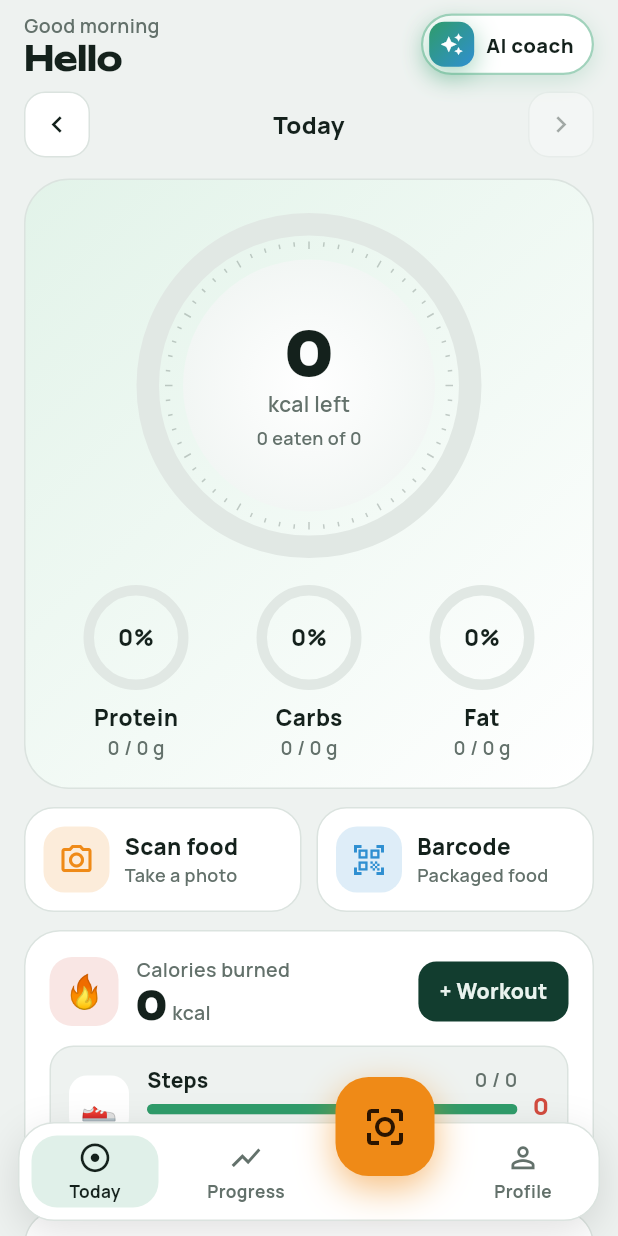
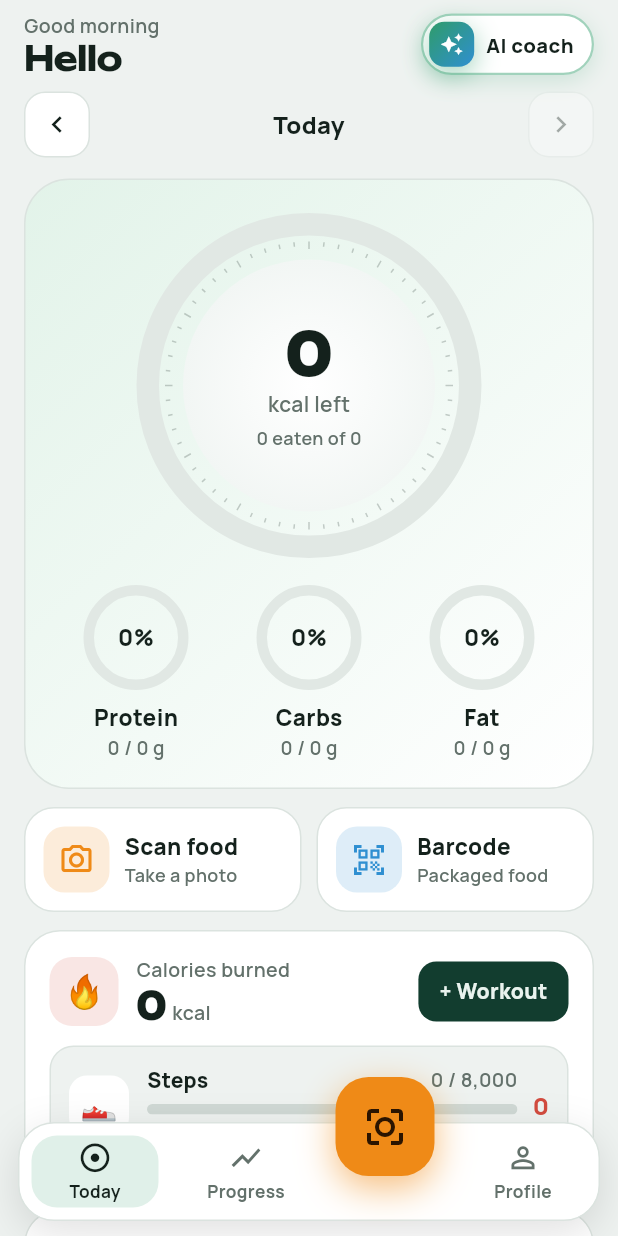
Before and after one commit to digitalnova0101/ai-calorie-counter, a Flutter app: the screen it shows once a user with an empty profile is signed in, on a phone screen of 412 x 824 dp. Run offline on Flutter 3.47's test engine with Material 3 defaults, Android fonts, the phone set to English and light mode, and no system bars; our stand-ins replace cloud_firestore, firebase_auth, firebase_core, flutter_local_notifications, google_fonts, image_picker and 3 more; missing offline and left inert: health, mobile_scanner; accounts and stored records are empty; generated files the repository leaves out were written again; statements that could not run were skipped.

Commit message:
Step goal follows the user's goal and activity; instant water +/- with cleaner glasses
Co-Authored-By: Claude Opus 5.5 <noreply@anthropic.com>
Claude-Session: https://claude.ai/code/session_01Rdj6vh2Tx9fWtGtxr2n8ac

```diff
--- a/app/lib/models.dart
+++ b/app/lib/models.dart
@@ -75,6 +75,7 @@ class Profile {
   final FastState fast;
   final String targetDate; // yyyy-MM-dd, '' when not set
   final List<String> allergies, concerns;
+  final bool stepGoalCustom; // true when the user typed their own step goal
 
   const Profile({
     required this.name,
@@ -91,6 +92,7 @@ class Profile {
     this.targetDate = '',
     this.allergies = const [],
     this.concerns = const [],
+    this.stepGoalCustom = false,
   });
 
   factory Profile.fromMap(Map<String, dynamic> m) => Profile(
@@ -108,6 +110,7 @@ class Profile {
         targetDate: '${m['targetDate'] ?? ''}',
         allergies: ((m['allergies'] as List?) ?? []).map((e) => '$e').toList(),
         concerns: ((m['concerns'] as List?) ?? []).map((e) => '$e').toList(),
+        stepGoalCustom: m['stepGoalCustom'] == true,
       );
 
   Map<String, dynamic> toMap() => {
@@ -124,6 +127,7 @@ class Profile {
         'targetDate': targetDate,
         'allergies': allergies,
         'concerns': concerns,
+        'stepGoalCustom': stepGoalCustom,
       };
 }
 
--- a/app/lib/screens/activity_sheets.dart
+++ b/app/lib/screens/activity_sheets.dart
@@ -218,7 +218,7 @@ class _StepsSheetState extends State<_StepsSheet> {
     if (!mounted) return;
     Navigator.pop(context);
     messenger.showSnackBar(SnackBar(
-        content: Text(widget.current < widget.profile.stepGoal && _steps >= widget.profile.stepGoal
+        content: Text(widget.current < stepGoalOf(widget.profile) && _steps >= stepGoalOf(widget.profile)
             ? 'Step goal done! 🎉'
             : 'Steps saved')));
   }
--- a/app/lib/screens/onboarding_screen.dart
+++ b/app/lib/screens/onboarding_screen.dart
@@ -131,6 +131,7 @@ class _OnboardingScreenState extends State<OnboardingScreen> {
       goal: _goal,
       targetWeightKg: _goal == 'maintain' ? weight : _num(_target),
       stepGoal: widget.initial?.stepGoal ?? 8000,
+      stepGoalCustom: widget.initial?.stepGoalCustom ?? false,
       targetDate: _goal == 'maintain' || _date == null ? '' : dayKey(_date!),
       allergies: _allergies.where((x) => x != 'none').toList(),
       concerns: _concerns.where((x) => x != 'none').toList(),
--- a/app/lib/screens/profile_screen.dart
+++ b/app/lib/screens/profile_screen.dart
@@ -4,6 +4,7 @@ import 'package:flutter/material.dart';
 import '../models.dart';
 import '../services/db.dart';
 import '../services/device.dart';
+import '../services/goals.dart';
 import '../theme.dart';
 import '../widgets/graphics.dart';
 import '../widgets/premium.dart';
@@ -20,7 +21,7 @@ class ProfileScreen extends StatefulWidget {
 class _ProfileScreenState extends State<ProfileScreen> {
   bool _bf = false, _water = false, _w = false, _steps = false;
   String _bfTime = '08:30', _wTime = '07:30';
-  late final _stepGoal = TextEditingController(text: '${widget.profile.stepGoal}');
+  late final _stepGoal = TextEditingController(text: '${stepGoalOf(widget.profile)}');
 
   @override
   void initState() {
--- a/app/lib/screens/progress_screen.dart
+++ b/app/lib/screens/progress_screen.dart
@@ -243,7 +243,7 @@ class _ProgressScreenState extends State<ProgressScreen> {
                   BarChart(
                     labels: labels,
                     values: week.map((d) => d.steps.toDouble()).toList(),
-                    goal: prof.stepGoal.toDouble(),
+                    goal: stepGoalOf(prof).toDouble(),
                     under: p.water,
                     over: p.leaf,
                     highlight: todayIdx,
--- a/app/lib/screens/today_screen.dart
+++ b/app/lib/screens/today_screen.dart
@@ -2,6 +2,7 @@ import 'dart:async';
 import 'dart:math' as math;
 
 import 'package:flutter/material.dart';
+import 'package:flutter/services.dart';
 import 'package:image_picker/image_picker.dart';
 
 import '../models.dart';
@@ -224,46 +225,73 @@ class _TodayScreenState extends State<TodayScreen> {
                   Expanded(
                     child: Column(crossAxisAlignment: CrossAxisAlignment.start, children: [
                       const H2('Water'),
-                      Muted(log.waterMl >= g.waterMl
-                          ? '${(log.waterMl / 1000).toStringAsFixed(2)} L, goal done ✓${log.waterMl > g.waterMl ? ' (+${((log.waterMl - g.waterMl) / 1000).toStringAsFixed(2)} L)' : ''}'
-                          : '${(log.waterMl / 1000).toStringAsFixed(2)} of ${(g.waterMl / 1000).toStringAsFixed(1)} L'),
-                      const SizedBox(height: 6),
-                      Wrap(
+                      () {
+                        final goalGl = math.max(1, (g.waterMl / 250).ceil());
+                        final gl = log.waterMl ~/ 250, extra = math.max(0, gl - goalGl);
+                        return Column(crossAxisAlignment: CrossAxisAlignment.start, children: [
+                          Text.rich(TextSpan(children: [
+                            TextSpan(
+                                text: '${(log.waterMl / 1000).toStringAsFixed(2)} L',
+                                style: TextStyle(fontWeight: FontWeight.w800, color: p.ink)),
+                            TextSpan(
+                                text: log.waterMl >= g.waterMl ? '  Goal done ✓' : ' of ${(g.waterMl / 1000).toStringAsFixed(2)} L',
+                                style: TextStyle(color: log.waterMl >= g.waterMl ? p.leaf : p.muted, fontWeight: FontWeight.w700)),
+                          ])),
+                          const SizedBox(height: 8),
+                          // one icon per 250 ml glass up to the goal; extra glasses show as "+N"
+                          Row(children: [
+                            Flexible(
+                              child: Wrap(
                                 spacing: 3,
                                 runSpacing: 3,
-                        // one icon per 250 ml glass; past the goal each extra glass adds an icon
                                 children: List.generate(
-                          math.max((g.waterMl / 250).ceil(), log.waterMl ~/ 250),
+                                  goalGl,
                                   (i) => AnimatedContainer(
-                            duration: const Duration(milliseconds: 300),
+                                    duration: const Duration(milliseconds: 250),
                                     width: 10,
-                            height: 14,
+                                    height: 15,
                                     decoration: BoxDecoration(
-                              color: i < log.waterMl ~/ 250
-                                  ? (i >= (g.waterMl / 250).ceil() ? p.leaf : p.water)
-                                  : p.steel,
+                                      color: i < gl ? p.water : p.steel,
                                       borderRadius: const BorderRadius.vertical(
                                           top: Radius.circular(2), bottom: Radius.circular(4)),
                                     ),
                                   ),
                                 ),
                               ),
+                            ),
+                            if (extra > 0) ...[
+                              const SizedBox(width: 6),
+                              Container(
+                                padding: const EdgeInsets.symmetric(horizontal: 7, vertical: 2),
+                                decoration: BoxDecoration(
+                                    color: p.leaf.withValues(alpha: .15), borderRadius: BorderRadius.circular(99)),
+                                child: Text('+$extra',
+                                    style: TextStyle(color: p.leaf, fontWeight: FontWeight.w800, fontSize: 12)),
+                              ),
+                            ],
+                          ]),
+                        ]);
+                      }(),
                     ]),
                   ),
                   SquareIconButton(Icons.remove,
                       tooltip: 'Remove a glass',
-                      onTap: log.waterMl <= 0 ? null : () => Db.instance.addWater(_key, -250)),
+                      onTap: log.waterMl <= 0
+                          ? null
+                          : () {
+                              HapticFeedback.selectionClick();
+                              Db.instance.addWater(_key, -250);
+                            }),
                   const SizedBox(width: 8),
                   SquareIconButton(Icons.add,
                       tooltip: 'Add a glass, 250 ml',
                       fill: p.water,
                       iconColor: Colors.white,
-                      onTap: () async {
+                      onTap: () {
+                        HapticFeedback.lightImpact();
                         final before = log.waterMl;
-                        await Db.instance.addWater(_key, 250);
-                        if (context.mounted && before < g.waterMl && before + 250 >= g.waterMl) {
-                          toast(context, 'Water goal done! 💧');
-                        }
+                        Db.instance.addWater(_key, 250); // updates the screen at once
+                        if (before < g.waterMl && before + 250 >= g.waterMl) toast(context, 'Water goal done! 💧');
                       }),
                 ]),
               ),
@@ -488,19 +516,19 @@ class _BurnedCard extends StatelessWidget {
                 child: Column(crossAxisAlignment: CrossAxisAlignment.start, children: [
                   Row(children: [
                     const Expanded(child: Text('Steps', style: TextStyle(fontWeight: FontWeight.w800))),
-                    Muted('${fmtInt(log.steps)} / ${fmtInt(profile.stepGoal)}'),
+                    Muted('${fmtInt(log.steps)} / ${fmtInt(stepGoalOf(profile))}'),
                   ]),
                   const SizedBox(height: 6),
                   ClipRRect(
                     borderRadius: BorderRadius.circular(9),
                     child: TweenAnimationBuilder<double>(
-                      tween: Tween(begin: 0, end: (log.steps / profile.stepGoal).clamp(0.0, 1.0)),
+                      tween: Tween(begin: 0, end: (log.steps / stepGoalOf(profile)).clamp(0.0, 1.0)),
                       duration: const Duration(milliseconds: 1000),
                       curve: Curves.easeOutCubic,
                       builder: (_, v, __) => LinearProgressIndicator(
                           value: v,
                           minHeight: 7,
-                          color: log.steps >= profile.stepGoal ? p.leaf : p.water,
+                          color: log.steps >= stepGoalOf(profile) ? p.leaf : p.water,
                           backgroundColor: p.steel),
                     ),
                   ),
--- a/app/lib/widgets/premium.dart
+++ b/app/lib/widgets/premium.dart
@@ -558,7 +558,7 @@ class WeightPlanCard extends StatelessWidget {
               'About ${fmtInt((stepsExtra / 100).round() * 100)} extra steps, or 🚶 ${minsFor('walk')} min walk · 🚴 ${minsFor('cycle')} min cycling · 🪢 ${minsFor('skip')} min skipping.')
         else
           _dotRow(context, p.water, 'Movement: a bonus',
-              'Your food plan already covers it. Reaching your ${fmtInt(profile.stepGoal)} steps a day (≈ ${fmtInt(stepKcal(profile.stepGoal, m.cur))} kcal) gets you there faster.'),
+              'Your food plan already covers it. Reaching your ${fmtInt(stepGoalOf(profile))} steps a day (≈ ${fmtInt(stepKcal(stepGoalOf(profile), m.cur))} kcal) gets you there faster.'),
         const SizedBox(height: 14),
         todayRow(),
         if (lose && m.needed > 1000) ...[
```
Also changed, not shown: app/lib/services/db.dart (+4 -5 lines), app/lib/services/goals.dart (+17 -4 lines). Lines whose indentation alone changed are shown as unchanged.
